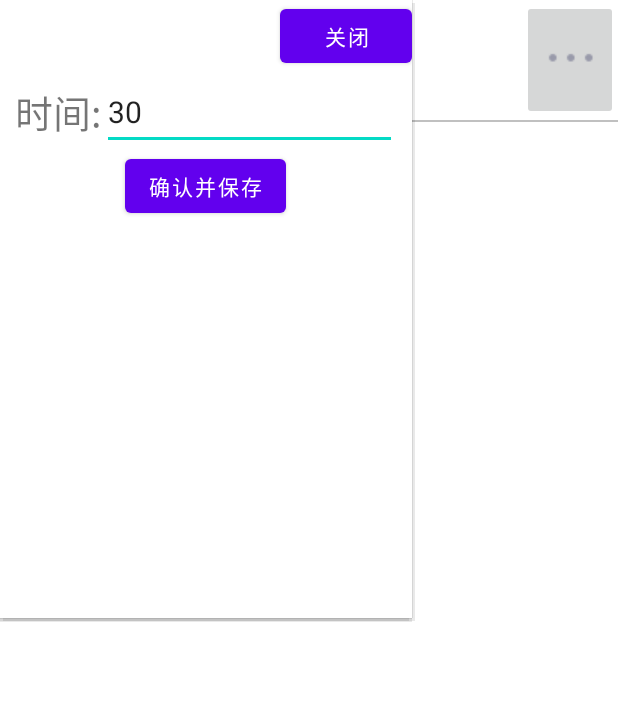
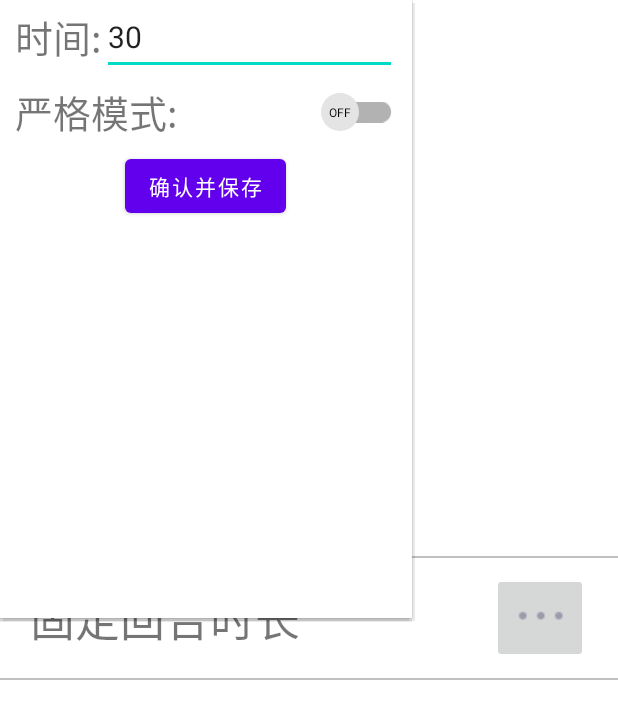
Before and after one commit to fengluo2/GameTimer, an Android app: the screen it shows after launch (MainActivity), after a tap on "设置", on a phone screen of 412 x 824 dp. Shown: the top 719 px of the screen. Run offline under Robolectric (Android 15) with nearby library versions, the light colour scheme and no system bars.

Commit message:
修复bug

```diff
--- a/app/src/main/AndroidManifest.xml
+++ b/app/src/main/AndroidManifest.xml
@@ -20,7 +20,7 @@
                 <category android:name="android.intent.category.LAUNCHER" />
             </intent-filter>
         </activity>
-        <activity android:name=".activity.ChineseChessActivity" />
+        <activity android:name=".activity.ModeFTTPRActivity" />
     </application>
 
 </manifest>
--- a/app/src/main/java/com/maple/gametimer/Constant.kt
+++ b/app/src/main/java/com/maple/gametimer/Constant.kt
@@ -1,5 +1,7 @@
 package com.maple.gametimer
 
+@Suppress("SpellCheckingInspection")
 object Constant {
-    val DEFAULT_CHINESE_CHESS_TIME:Int = 30
+    const val DEFAULT_MODE_FTTPR_TIME: Int = 30
+    const val DEFAULT_MODE_FTTPR_STRICT_MODE: Boolean = false
 }
--- a/app/src/main/java/com/maple/gametimer/activity/MainActivity.kt
+++ b/app/src/main/java/com/maple/gametimer/activity/MainActivity.kt
@@ -17,12 +17,14 @@ import com.maple.gametimer.adapter.entity.Game
 
 
 class MainActivity : AppCompatActivity() {
+    @Suppress("SpellCheckingInspection")
     private val listData = listOf(
         Game(
-            "chineseChess",
-            "中国象棋",
-            ChineseChessActivity::class.java,
-            R.layout.popup_windows_setting_chinese_chess
+            "FTTPR",
+            "固定回合时长",
+            "固定到每回合每人时间,适合中国象棋等",
+            ModeFTTPRActivity::class.java,
+            R.layout.popup_windows_setting_mod_fttpr
         )
     )
     private lateinit var listView: RecyclerView
@@ -62,8 +64,8 @@ class MainActivity : AppCompatActivity() {
                 setAlpha(0.5f)
 
                 when (item.uid) {
-                    "chineseChess" -> {
-                        com.maple.gametimer.activity.config.ChineseChessConfig(
+                    "FTTPR" -> {
+                        com.maple.gametimer.activity.config.ModeFTTPRConfig(
                             context
                         ).init(popupWindowView, item, popupWindow)
                     }
--- a/app/src/main/java/com/maple/gametimer/activity/config/ChineseChessConfig.kt
+++ b/app/src/main/java/com/maple/gametimer/activity/config/ModeFTTPRConfig.kt
@@ -8,40 +8,45 @@ import android.view.View
 import android.widget.Button
 import android.widget.EditText
 import android.widget.PopupWindow
+import androidx.appcompat.widget.SwitchCompat
 import com.maple.gametimer.Constant
 import com.maple.gametimer.R
 import com.maple.gametimer.adapter.entity.Game
 
 
-class ChineseChessConfig(
-    private val context: Context
+@Suppress("UNUSED_ANONYMOUS_PARAMETER", "UNUSED_PARAMETER")
+class ModeFTTPRConfig(
+    context: Context
 ) {
+    @Suppress("PrivatePropertyName")
     private val TAG: String = "ChineseChess"
-    private lateinit var time: EditText
+    private lateinit var timeEditText: EditText
+    private lateinit var strictModeSwitch: SwitchCompat
     private lateinit var save: Button
-    private lateinit var close: Button
     private val sp: SharedPreferences = context.getSharedPreferences("chineseChess", MODE_PRIVATE)
 
     fun init(view: View, item: Game, popupWindow: PopupWindow) {
-        time = view.findViewById(R.id.popup_windows_chinese_chess_setting_time_input)
+        timeEditText = view.findViewById(R.id.popup_windows_chinese_chess_setting_time_input)
+        strictModeSwitch =
+            view.findViewById(R.id.popup_windows_chinese_chess_setting_strict_mode_switch)
         save = view.findViewById(R.id.popup_windows_chinese_chess_setting_save)
-        close = view.findViewById(R.id.popup_windows_chinese_chess_setting_close)
 
-        time.setText(sp.getInt("time", Constant.DEFAULT_CHINESE_CHESS_TIME).toString())
+        timeEditText.setText(sp.getInt("time", Constant.DEFAULT_MODE_FTTPR_TIME).toString())
+        strictModeSwitch.isChecked =
+            sp.getBoolean("strictMode", Constant.DEFAULT_MODE_FTTPR_STRICT_MODE)
 
         save.setOnClickListener {
             val editor = sp.edit()
             try {
-                editor.putInt("time", time.text.toString().toInt())
+                editor.putInt("time", timeEditText.text.toString().toInt())
+                editor.putBoolean("strictMode", strictModeSwitch.isChecked)
             } catch (e: java.lang.Exception) {
                 e.message?.let { it1 -> Log.e(TAG, it1) }
-                editor.putInt("time", Constant.DEFAULT_CHINESE_CHESS_TIME)
+                editor.putInt("time", Constant.DEFAULT_MODE_FTTPR_TIME)
+                editor.putBoolean("strictMode", Constant.DEFAULT_MODE_FTTPR_STRICT_MODE)
             } finally {
                 editor.apply()
             }
-            close(popupWindow)
-        }
-        close.setOnClickListener {
             close(popupWindow)
         }
     }
@@ -49,6 +54,7 @@ class ChineseChessConfig(
     fun getConfig(): Map<String, String> {
         val map = HashMap<String, String>()
         map["time"] = sp.getInt("time", 30).toString()
+        map["strictMode"] = sp.getBoolean("strictMode", false).toString()
         return map
     }
 
--- a/app/src/main/java/com/maple/gametimer/adapter/entity/Game.kt
+++ b/app/src/main/java/com/maple/gametimer/adapter/entity/Game.kt
@@ -5,6 +5,7 @@ import androidx.annotation.LayoutRes
 data class Game(
     var uid: String,
     var name: String,
+    var describe:String,
     val cls: Class<*>,
     @LayoutRes val settingResource: Int
 )
--- /dev/null
+++ b/app/src/main/res/drawable/thumb.xml
@@ -0,0 +1,11 @@
+<?xml version="1.0" encoding="utf-8"?>
+<shape xmlns:android="http://schemas.android.com/apk/res/android"
+    android:shape="rectangle">
+    <size
+        android:width="25dp"
+        android:height="25dp" />
+    <gradient
+        android:endColor="#E4E4E4"
+        android:startColor="#E4E4E4" />
+    <corners android:radius="180dip" />
+</shape>
--- a/app/src/main/res/layout/activity_main.xml
+++ b/app/src/main/res/layout/activity_main.xml
@@ -6,8 +6,22 @@
     android:layout_height="match_parent"
     tools:context=".activity.MainActivity">
 
-    <androidx.recyclerview.widget.RecyclerView
-        android:id="@+id/mainActivityList"
+    <LinearLayout
         android:layout_width="match_parent"
-        android:layout_height="match_parent" />
+        android:layout_height="wrap_content"
+        android:orientation="vertical"
+        app:layout_constraintBottom_toBottomOf="parent"
+        app:layout_constraintTop_toTopOf="parent">
+
+        <View
+            android:layout_width="fill_parent"
+            android:layout_height="1dp"
+            android:background="#90909090" />
+
+        <androidx.recyclerview.widget.RecyclerView
+            android:id="@+id/mainActivityList"
+            android:layout_width="match_parent"
+            android:layout_height="wrap_content" />
+    </LinearLayout>
+
 </androidx.constraintlayout.widget.ConstraintLayout>
--- a/app/src/main/res/layout/item_list_activity_main.xml
+++ b/app/src/main/res/layout/item_list_activity_main.xml
@@ -7,7 +7,8 @@
     <LinearLayout
         android:layout_width="match_parent"
         android:layout_height="80dp"
-        android:orientation="horizontal">
+        android:orientation="horizontal"
+        android:paddingHorizontal="20dp">
 
         <TextView
             android:id="@+id/mainActivityListItemName"
@@ -22,6 +23,7 @@
             android:id="@+id/mainActivityListItemSetting"
             android:layout_width="wrap_content"
             android:layout_height="match_parent"
+            android:layout_marginVertical="10dp"
             android:contentDescription="@string/setting"
             android:src="@drawable/more" />
     </LinearLayout>
--- a/app/src/main/res/layout/popup_windows_setting_chinese_chess.xml
+++ b/app/src/main/res/layout/popup_windows_setting_mod_fttpr.xml
@@ -4,29 +4,12 @@
     xmlns:tools="http://schemas.android.com/tools"
     android:layout_width="match_parent"
     android:layout_height="match_parent"
-    android:orientation="vertical">
+    android:orientation="vertical"
+    android:paddingHorizontal="10dp">
 
     <LinearLayout
         android:layout_width="match_parent"
         android:layout_height="50dp"
-        android:orientation="horizontal">
-
-        <View
-            android:layout_width="0dp"
-            android:layout_height="match_parent"
-            android:layout_weight="1" />
-
-        <Button
-            android:id="@+id/popup_windows_chinese_chess_setting_close"
-            android:layout_width="wrap_content"
-            android:layout_height="wrap_content"
-            android:text="@string/close" />
-    </LinearLayout>
-
-    <LinearLayout
-        android:layout_width="match_parent"
-        android:layout_height="50dp"
-        android:layout_marginHorizontal="10dp"
         android:orientation="horizontal">
 
         <TextView
@@ -54,6 +37,33 @@
 
     <LinearLayout
         android:layout_width="match_parent"
+        android:layout_height="50dp"
+        android:orientation="horizontal">
+
+        <TextView
+            android:id="@+id/popup_windows_chinese_chess_setting_strict_mode_label"
+            android:layout_width="wrap_content"
+            android:layout_height="wrap_content"
+            android:layout_gravity="center_vertical"
+            android:layout_weight="0"
+            android:text="@string/popup_windows_chinese_chess_setting_strict_mode_label"
+            android:textSize="25sp"
+            app:layout_constraintStart_toStartOf="parent"
+            app:layout_constraintTop_toTopOf="parent" />
+
+        <androidx.appcompat.widget.SwitchCompat
+            android:id="@+id/popup_windows_chinese_chess_setting_strict_mode_switch"
+            android:layout_width="40dp"
+            android:layout_height="match_parent"
+            android:layout_weight="1"
+            android:switchMinWidth="50dp"
+            android:thumb="@drawable/thumb"
+            app:showText="true"
+            app:switchTextAppearance="@style/GameTimer.TextAppearance" />
+    </LinearLayout>
+
+    <LinearLayout
+        android:layout_width="match_parent"
         android:layout_height="wrap_content"
         android:orientation="vertical">
 
--- a/app/src/main/res/values/strings.xml
+++ b/app/src/main/res/values/strings.xml
@@ -2,8 +2,14 @@
     <string name="app_name">GameTimer</string>
     <string name="test">Test</string>
     <string name="setting">设置</string>
+    <string name="popup_windows_chinese_chess_setting_time_label">时间:</string>
+    <string name="popup_windows_chinese_chess_setting_strict_mode_label">严格模式:</string>
     <string name="popup_windows_chinese_chess_setting_time_hint">每人每回合时间</string>
-    <string name="popup_windows_chinese_chess_setting_time_label">时间:</string>
     <string name="confirm_and_save">确认并保存</string>
     <string name="close">关闭</string>
+
+    <style name="GameTimer.TextAppearance" parent="@style/TextAppearance.AppCompat.Widget.Switch">
+        <item name="android:textSize">8sp</item>
+        <item name="android:textColor">#000</item>
+    </style>
 </resources>
```
Also changed, not shown: app/build.gradle (+11 -0 lines), app/src/main/java/com/maple/gametimer/activity/ChineseChessActivity.kt (deleted, +0 -225 lines), app/src/main/java/com/maple/gametimer/activity/ModeFTTPRActivity.kt (added, +282 -0 lines), app/src/main/res/layout/activity_mode_fttpr.xml (renamed from app/src/main/res/layout/activity_chess_chinese.xml).
